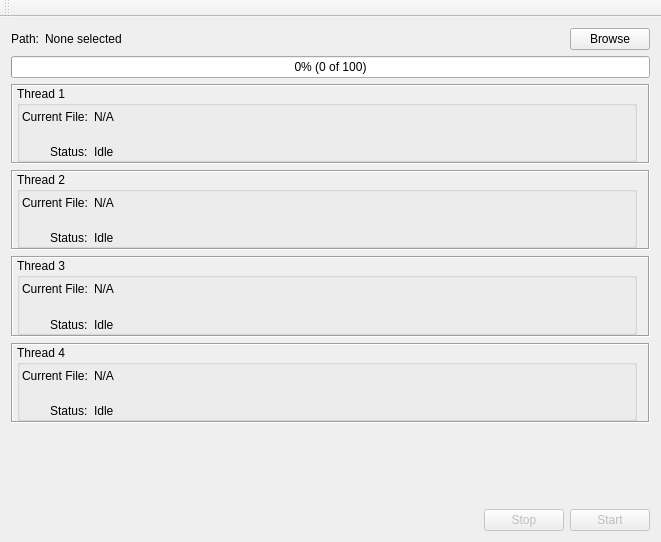
First picture: the form in mainwindow.ui, repository OpenKJ/KaraokeRG, before the edit.
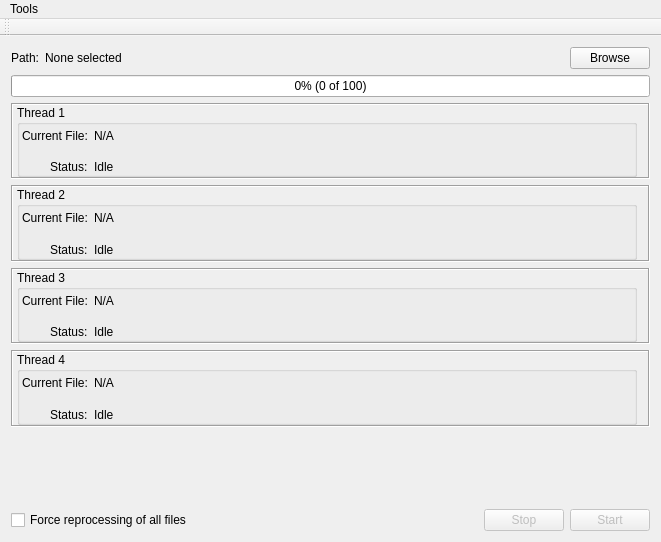
Second picture: the form after the edit.

Patch:
```diff
--- a/mainwindow.ui
+++ b/mainwindow.ui
@@ -459,6 +459,13 @@
     </item>
     <item>
      <layout class="QHBoxLayout" name="horizontalLayout_2">
+      <item>
+       <widget class="QCheckBox" name="checkBoxForce">
+        <property name="text">
+         <string>Force reprocessing of all files</string>
+        </property>
+       </widget>
+      </item>
       <item>
        <spacer name="horizontalSpacer">
         <property name="orientation">
@@ -504,6 +511,28 @@
     <bool>false</bool>
    </attribute>
   </widget>
+  <widget class="QMenuBar" name="menuBar">
+   <property name="geometry">
+    <rect>
+     <x>0</x>
+     <y>0</y>
+     <width>661</width>
+     <height>28</height>
+    </rect>
+   </property>
+   <widget class="QMenu" name="menuTools">
+    <property name="title">
+     <string>Tools</string>
+    </property>
+    <addaction name="actionSettings"/>
+   </widget>
+   <addaction name="menuTools"/>
+  </widget>
+  <action name="actionSettings">
+   <property name="text">
+    <string>Settings</string>
+   </property>
+  </action>
  </widget>
  <layoutdefault spacing="6" margin="11"/>
  <resources/>
```
